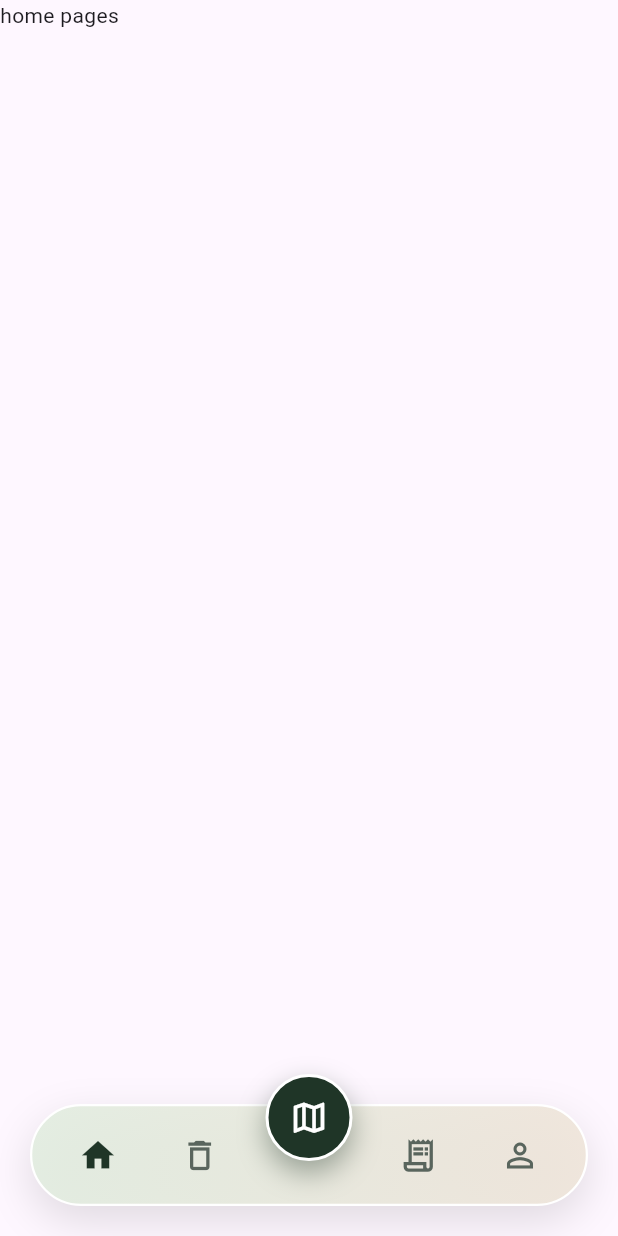
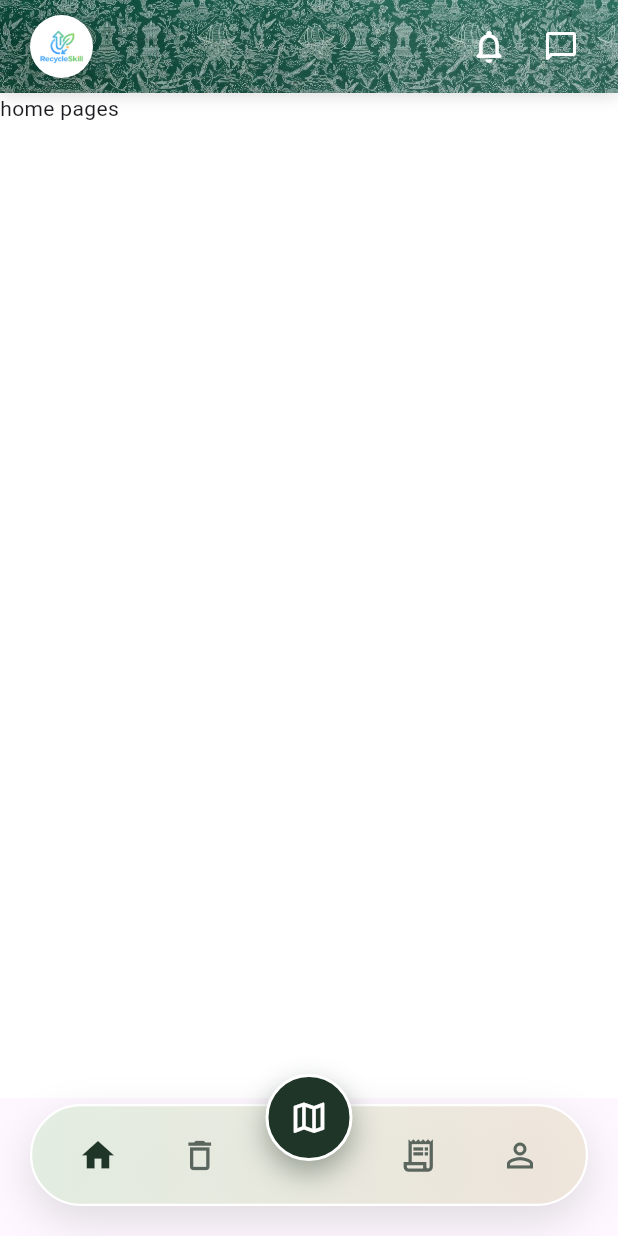
Before and after one commit to ManSoft24/RecycleSkill, a Flutter app: the MainManuPages screen opened by its route, on a phone screen of 412 x 824 dp. Run offline on Flutter 3.47's test engine with Material 3 defaults, Android fonts, the phone set to English and light mode, and no system bars; our stand-ins replace get.

Commit message:
feat(components): add CustomAppBar and normalize navbar naming
CustomAppBar created. Batik background, emblem, action buttons added.
App assets added. Support app bar visuals.
CustomBottomNavbar parameter indexAktif renamed activeIndex. Standardize English naming.

```diff
--- /dev/null
+++ b/lib/components/custom_app_bar.dart
@@ -0,0 +1,117 @@
+import 'package:flutter/material.dart';
+
+class CustomAppBar extends StatelessWidget implements PreferredSizeWidget {
+  final VoidCallback? onNotificationTap;
+  final VoidCallback? onMessageTap;
+
+  const CustomAppBar({
+    super.key,
+    this.onNotificationTap,
+    this.onMessageTap,
+  });
+
+  static const double _toolbarHeight = 62.0;
+
+  @override
+  Size get preferredSize => const Size.fromHeight(_toolbarHeight);
+
+  @override
+  Widget build(BuildContext context) {
+
+    final double statusBarHeight = MediaQuery.of(context).padding.top;
+
+    return Container(
+      height: _toolbarHeight + statusBarHeight,
+      decoration: BoxDecoration(
+        color: const Color(0xFF265D46),
+        image: const DecorationImage(
+          image: AssetImage('image/batik_appbar_bg.jpg'),
+          fit: BoxFit.cover,
+        ),
+        boxShadow: [
+          BoxShadow(
+            color: Colors.black.withValues(alpha: 0.12),
+            blurRadius: 8,
+            offset: const Offset(0, 3),
+          ),
+        ],
+      ),
+      child: SafeArea(
+        bottom: false,
+        child: SizedBox(
+          height: _toolbarHeight,
+          child: Padding(
+            padding: const EdgeInsets.symmetric(horizontal: 20),
+            child: Row(
+              mainAxisAlignment: MainAxisAlignment.spaceBetween,
+              crossAxisAlignment: CrossAxisAlignment.center,
+              children: [
+                Container(
+                  width: 42,
+                  height: 42,
+                  decoration: const BoxDecoration(
+                    shape: BoxShape.circle,
+                    color: Colors.white,
+                    boxShadow: [
+                      BoxShadow(
+                        color: Colors.black12,
+                        blurRadius: 4,
+                        offset: Offset(0, 2),
+                      ),
+                    ],
+                  ),
+                  child: Padding(
+                    padding: const EdgeInsets.all(5.0),
+                    child: Image.asset(
+                      'image/recycleskill_emblem.png',
+                      fit: BoxFit.contain,
+                    ),
+                  ),
+                ),
+
+                Row(
+                  mainAxisSize: MainAxisSize.min,
+                  children: [
+                    GestureDetector(
+                      onTap: onNotificationTap,
+                      behavior: HitTestBehavior.opaque,
+                      child: const SizedBox(
+                        width: 36,
+                        height: 36,
+                        child: Center(
+                          child: Icon(
+                            Icons.notifications_none_rounded,
+                            color: Colors.white,
+                            size: 26,
+                          ),
+                        ),
+                      ),
+                    ),
+
+                    const SizedBox(width: 12),
+
+                    GestureDetector(
+                      onTap: onMessageTap,
+                      behavior: HitTestBehavior.opaque,
+                      child: const SizedBox(
+                        width: 36,
+                        height: 36,
+                        child: Center(
+                          child: Icon(
+                            Icons.chat_bubble_outline_rounded,
+                            color: Colors.white,
+                            size: 24,
+                          ),
+                        ),
+                      ),
+                    ),
+                  ],
+                ),
+              ],
+            ),
+          ),
+        ),
+      ),
+    );
+  }
+}
--- a/lib/components/custom_bottom_navbar.dart
+++ b/lib/components/custom_bottom_navbar.dart
@@ -1,19 +1,19 @@
 import 'package:flutter/material.dart';
 
 class CustomBottomNavbar extends StatelessWidget {
-  final int indexAktif;
+  final int activeIndex;
   final Function(int) onTap;
 
   const CustomBottomNavbar({
     super.key,
-    required this.indexAktif,
+    required this.activeIndex,
     required this.onTap,
   });
 
-  static const Color hijauGelap = Color(0xFF1F3527);
-  static const Color abuAbu = Color(0xFF59655D);
-  static const Color hijauLembut = Color(0xFFE2EDE0);
-  static const Color kremLembut = Color(0xFFEFE5DA);
+  static const Color darkGreen = Color(0xFF1F3527);
+  static const Color grey = Color(0xFF59655D);
+  static const Color softGreen = Color(0xFFE2EDE0);
+  static const Color softBeige = Color(0xFFEFE5DA);
 
   @override
   Widget build(BuildContext context) {
@@ -33,8 +33,8 @@ class CustomBottomNavbar extends StatelessWidget {
                   begin: Alignment.centerLeft,
                   end: Alignment.centerRight,
                   colors: [
-                    hijauLembut.withValues(alpha: 0.92),
-                    kremLembut.withValues(alpha: 0.92),
+                    softGreen.withValues(alpha: 0.92),
+                    softBeige.withValues(alpha: 0.92),
                   ],
                 ),
                 border: Border.all(color: Colors.white, width: 1.5),
@@ -49,15 +49,15 @@ class CustomBottomNavbar extends StatelessWidget {
               child: Row(
                 mainAxisAlignment: MainAxisAlignment.spaceEvenly,
                 children: [
-                  tombolIkon(0, Icons.home_outlined, Icons.home),
-                  tombolIkon(1, Icons.delete_outline, Icons.delete),
+                  iconButton(0, Icons.home_outlined, Icons.home),
+                  iconButton(1, Icons.delete_outline, Icons.delete),
                   const SizedBox(width: 58),
-                  tombolIkon(
+                  iconButton(
                     3,
                     Icons.receipt_long_outlined,
                     Icons.receipt_long,
                   ),
-                  tombolIkon(4, Icons.person_outline, Icons.person),
+                  iconButton(4, Icons.person_outline, Icons.person),
                 ],
               ),
             ),
@@ -71,11 +71,11 @@ class CustomBottomNavbar extends StatelessWidget {
                   height: 58,
                   decoration: BoxDecoration(
                     shape: BoxShape.circle,
-                    color: hijauGelap,
+                    color: darkGreen,
                     border: Border.all(color: Colors.white, width: 2),
                     boxShadow: [
                       BoxShadow(
-                        color: hijauGelap.withValues(alpha: 0.40),
+                        color: darkGreen.withValues(alpha: 0.40),
                         blurRadius: 16,
                         offset: const Offset(0, 8),
                       ),
@@ -95,8 +95,8 @@ class CustomBottomNavbar extends StatelessWidget {
     );
   }
 
-  Widget tombolIkon(int index, IconData ikon, IconData ikonAktif) {
-    bool aktif = indexAktif == index;
+  Widget iconButton(int index, IconData icon, IconData activeIcon) {
+    final bool isActive = activeIndex == index;
 
     return GestureDetector(
       onTap: () => onTap(index),
@@ -105,9 +105,9 @@ class CustomBottomNavbar extends StatelessWidget {
         width: 48,
         height: 48,
         child: Icon(
-          aktif ? ikonAktif : ikon,
+          isActive ? activeIcon : icon,
           size: 26,
-          color: aktif ? hijauGelap : abuAbu,
+          color: isActive ? darkGreen : grey,
         ),
       ),
     );
--- a/lib/controllers/main_menu_ctr.dart
+++ b/lib/controllers/main_menu_ctr.dart
@@ -10,7 +10,7 @@ class MainMenuControllers extends GetxController {
     selectedIndex.value = index;
   }
 
-  List<Widget> ListPage = [
+  List<Widget> listPage = [
     HomePage(),
     Dummy(),
     Dummy(),
--- a/lib/main.dart
+++ b/lib/main.dart
@@ -14,6 +14,7 @@ class MyApp extends StatelessWidget {
   @override
   Widget build(BuildContext context) {
     return GetMaterialApp(
+      debugShowCheckedModeBanner: false,
       title: "RecycleSkill",
       initialRoute: Routes.login_siswa,
       getPages: Routes.pages,
--- a/lib/menus/home_pages.dart
+++ b/lib/menus/home_pages.dart
@@ -1,11 +1,14 @@
 import 'package:flutter/material.dart';
+import 'package:recycle_skill/components/custom_app_bar.dart';
 
 class HomePage extends StatelessWidget {
-  HomePage({super.key});
+  const HomePage({super.key});
 
   @override
   Widget build(BuildContext context) {
     return Scaffold(
+      appBar: const CustomAppBar(),
+      backgroundColor: Colors.white,
       body: Text("home pages"),
     );
   }
--- a/lib/pages/main_manu_pages.dart
+++ b/lib/pages/main_menu_pages.dart
@@ -19,13 +19,13 @@ class MainManuPages extends StatelessWidget {
               padding: const EdgeInsets.only(bottom: 92),
               child: IndexedStack(
                 index: controllers.selectedIndex.value,
-                children: controllers.ListPage,
+                children: controllers.listPage,
               ),
             ),
             Align(
               alignment: Alignment.bottomCenter,
               child: CustomBottomNavbar(
-                indexAktif: controllers.selectedIndex.value,
+                activeIndex: controllers.selectedIndex.value,
                 onTap: controllers.changePage,
               ),
             ),
--- a/lib/routes.dart
+++ b/lib/routes.dart
@@ -1,5 +1,5 @@
 import 'package:recycle_skill/pages/login_siswa_pages.dart';
-import 'package:recycle_skill/pages/main_manu_pages.dart';
+import 'package:recycle_skill/pages/main_menu_pages.dart';
 import 'package:get/get_navigation/get_navigation.dart';
 import 'package:get/get.dart';
 
--- a/pubspec.yaml
+++ b/pubspec.yaml
@@ -64,6 +64,8 @@ flutter:
     - image/google_icon.png
     - image/email_icon.png
     - image/graduate_cap.png
+    - image/batik_appbar_bg.jpg
+    - image/recycleskill_emblem.png
 
 
   # To add assets to your application, add an assets section, like this:
```
Also changed, not shown: image/batik_appbar_bg.jpg (added), image/recycleskill_emblem.png (added).
